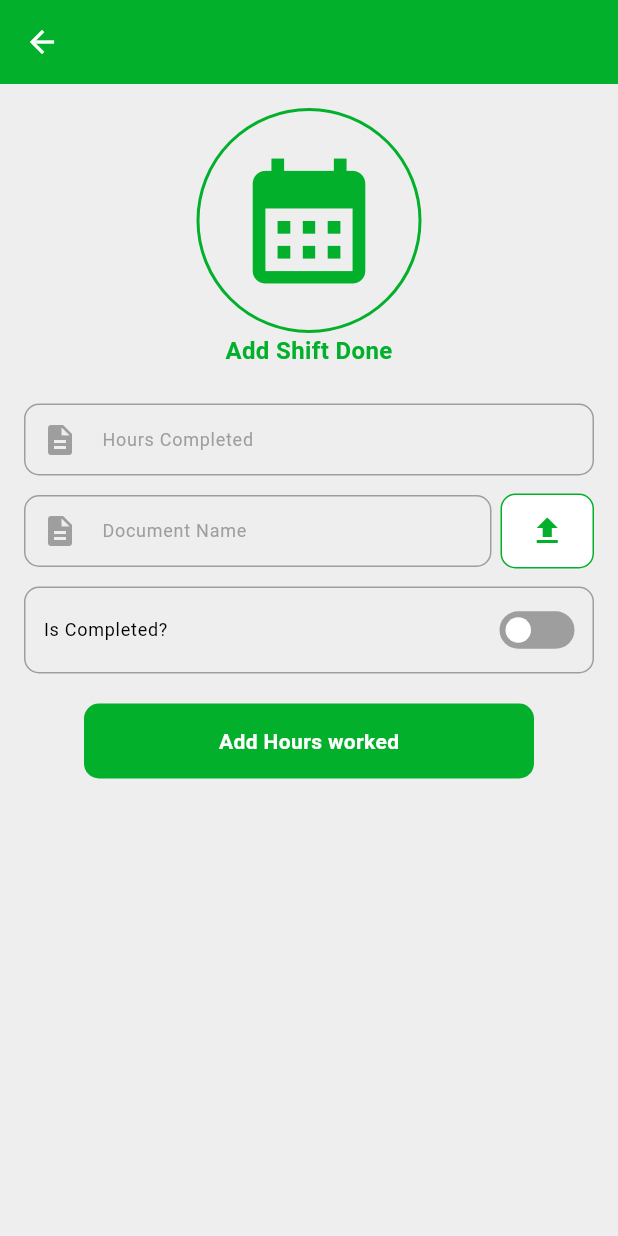
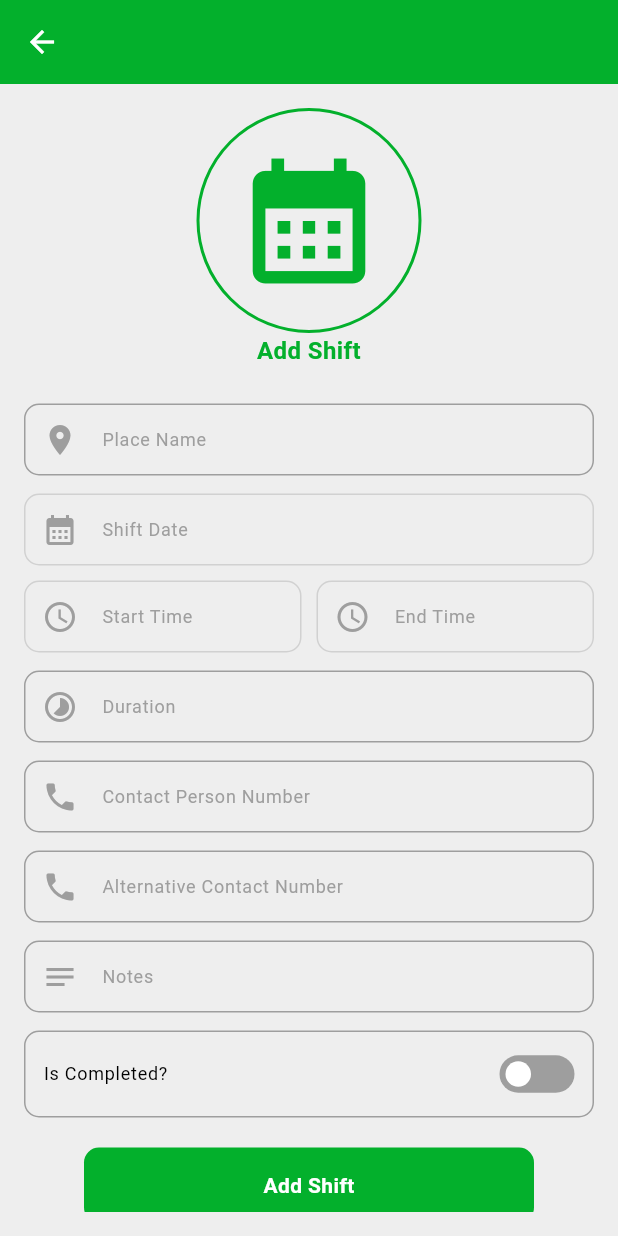
Before and after one commit to krumpking/alpha, a Flutter app: the AddUserShift screen opened directly with empty values, on a phone screen of 412 x 824 dp. Run offline on Flutter 3.47's test engine with Material 3 defaults, Android fonts, the phone set to English and light mode, and no system bars; our stand-ins replace animated_splash_screen, cached_network_image, cloud_firestore, csc_picker, file_picker, firebase_auth and 11 more; missing offline and left inert: animated_introduction, extended_phone_number_input, image_stack; accounts and stored records are empty.

Commit message:
shifts done and dusted

```diff
--- a/lib/core/utils/routes.dart
+++ b/lib/core/utils/routes.dart
@@ -6,6 +6,7 @@ import 'package:alpha/features/auth/pages/forgot_password.dart';
 import 'package:alpha/features/home/pages/admin_home_screen.dart';
 import 'package:alpha/features/home/pages/user_home_screen.dart';
 import 'package:alpha/features/manage_profile/pages/manage_profile_screen.dart';
+import 'package:alpha/features/shift/pages/add_user_shift.dart';
 import 'package:alpha/features/statistics/pages/admin_stuff_stats.dart';
 import 'package:alpha/features/welcome/pages/onboard.dart';
 import 'package:alpha/features/welcome/pages/splash.dart';
@@ -34,7 +35,8 @@ class RoutesHelper {
   static String adminAddUserScreen = '/addUser';
   static String viewUserScreen = '/viewUsers';
   static String userProfileScreen = '/profile';
-  static String addUserShiftScreen = '/addShift';
+  static String addShiftsDoneScreen = '/addShiftsDone';
+  static String addShiftsScreen = '/addShift';
   static String addUserFeedbackScreen = '/addFeedback';
 
   static List<GetPage> routes = [
@@ -66,10 +68,16 @@ class RoutesHelper {
         }),
     GetPage(name: adminAddUserScreen, page: () => const AdminAddUser()),
     GetPage(
-        name: addUserShiftScreen,
+        name: addShiftsDoneScreen,
         page: () {
           final UserProfile selectedUser = Get.arguments as UserProfile;
 
+          return AddShiftsDone(selectedUser: selectedUser);
+        }),
+    GetPage(
+        name: addShiftsScreen,
+        page: () {
+          final UserProfile selectedUser = Get.arguments as UserProfile;
           return AddUserShift(selectedUser: selectedUser);
         }),
     GetPage(name: viewUserScreen, page: () => const AdminViewUsers()),
--- a/lib/features/shift/helpers/shift_helpers.dart
+++ b/lib/features/shift/helpers/shift_helpers.dart
@@ -1,4 +1,5 @@
 import 'package:alpha/features/shift/services/add_shif_services.dart';
+import 'package:alpha/models/shift.dart';
 import 'package:firebase_auth/firebase_auth.dart';
 import 'package:get/get.dart';
 import '../../../custom_widgets/circular_loader/circular_loader.dart';
@@ -68,4 +69,70 @@ class ShiftHelpers {
       }
     });
   }
+
+
+  static void addUserShift({
+    required Shift shift
+  }) async {
+    // Validate Place Name
+    if (shift.placeName.isEmpty) {
+      CustomSnackBar.showErrorSnackbar(message: 'Place name is required.');
+      return;
+    }
+
+    // Validate Start Time
+    if (shift.startTime.isEmpty) {
+      CustomSnackBar.showErrorSnackbar(message: 'Start time is required.');
+      return;
+    }
+
+    // Validate End Time
+    if (shift.endTime.isEmpty) {
+      CustomSnackBar.showErrorSnackbar(message: 'End time is required.');
+      return;
+    }
+
+    // Validate Date
+    if (shift.date.isEmpty) {
+      CustomSnackBar.showErrorSnackbar(message: 'Shift date is required.');
+      return;
+    }
+
+    // Validate Contact Person
+    if (shift.contactPersonNumber.isEmpty || !GetUtils.isPhoneNumber(shift.contactPersonNumber)) {
+      CustomSnackBar.showErrorSnackbar(
+          message: 'Valid contact person number is required.');
+      return;
+    }
+
+    // Validate Alternative Contact (Optional but still checked if provided)
+    if (shift.contactPersonAltNumber.isNotEmpty && !GetUtils.isPhoneNumber(shift.contactPersonAltNumber)) {
+      CustomSnackBar.showErrorSnackbar(
+          message: 'Valid alternative contact number is required.');
+      return;
+    }
+
+    // Show loader while submitting shift
+    Get.dialog(
+      const CustomLoader(
+        message: 'Submitting shift',
+      ),
+      barrierDismissible: false,
+    );
+
+    // Submit the shift
+    await ShiftServices.submitUserShift(
+      shift: shift
+    ).then((response) {
+      if (!response.success) {
+        if (Get.isDialogOpen!) Get.back();
+        CustomSnackBar.showErrorSnackbar(
+            message: response.message ?? 'Failed to submit shift');
+      } else {
+        if (Get.isDialogOpen!) Get.back();
+        CustomSnackBar.showSuccessSnackbar(
+            message: 'Shift added successfully');
+      }
+    });
+  }
 }
--- /dev/null
+++ b/lib/features/shift/pages/add_user_shift.dart
@@ -0,0 +1,271 @@
+import 'package:alpha/features/workers/helper/storage_helper.dart';
+import 'package:alpha/models/shift.dart';
+import 'package:alpha/models/user_profile.dart';
+import 'package:firebase_auth/firebase_auth.dart';
+import 'package:flutter/material.dart';
+import 'package:intl/intl.dart';
+import '../../../core/constants/color_constants.dart';
+import '../../../custom_widgets/custom_button/general_button.dart';
+import '../../../custom_widgets/custom_switch/custom_switch.dart';
+import '../../../custom_widgets/text_fields/custom_text_field.dart';
+import '../../workers/helper/add_user_helper.dart';
+import '../helpers/shift_helpers.dart';
+
+class AddUserShift extends StatefulWidget {
+  final UserProfile selectedUser;
+  const AddUserShift({super.key, required this.selectedUser});
+
+  @override
+  State<AddUserShift> createState() => _AddUserShiftState();
+}
+
+class _AddUserShiftState extends State<AddUserShift> {
+  final TextEditingController _placeNameController = TextEditingController();
+  final TextEditingController _startTimeController = TextEditingController();
+  final TextEditingController _shiftDateController = TextEditingController();
+  final TextEditingController _endTimeController = TextEditingController();
+  final TextEditingController _durationController = TextEditingController();
+  final TextEditingController _contactPersonController = TextEditingController();
+  final TextEditingController _contactPersonAltController = TextEditingController();
+  final TextEditingController _notesController = TextEditingController();
+  bool _isCompleted = false;
+  User? currentUser;
+
+  @override
+  void initState() {
+    super.initState();
+    currentUser = FirebaseAuth.instance.currentUser;
+  }
+
+  @override
+  Widget build(BuildContext context) {
+    return Scaffold(
+      appBar: AppBar(
+        backgroundColor: Pallete.primaryColor,
+        centerTitle: true,
+        iconTheme: const IconThemeData(color: Colors.white),
+        title: Text(
+          widget.selectedUser.name!,
+          style:
+          const TextStyle(fontWeight: FontWeight.bold, color: Colors.white),
+        ),
+      ),
+      body: Padding(
+        padding: const EdgeInsets.all(16.0),
+        child: ListView(
+          children: [
+            Container(
+              width: 150,
+              height: 150,
+              clipBehavior: Clip.hardEdge,
+              decoration: BoxDecoration(
+                shape: BoxShape.circle,
+                border: Border.all(
+                  color: Pallete.primaryColor,
+                  width: 2,
+                ),
+              ),
+              child: Icon(
+                Icons.calendar_month,
+                size: 100,
+                color: Pallete.primaryColor,
+              ),
+            ),
+
+            Text(
+              'Add Shift',
+              textAlign: TextAlign.center,
+              style: TextStyle(
+                  color: Pallete.primaryColor,
+                  fontWeight: FontWeight.bold,
+                  fontSize: 16),
+            ),
+            const SizedBox(
+              height: 24,
+            ),
+            CustomTextField(
+              controller: _placeNameController,
+              labelText: 'Place Name',
+              prefixIcon: const Icon(Icons.place, color: Colors.grey),
+            ),
+            const SizedBox(height: 12),
+            GestureDetector(
+              onTap: () async {
+                await AddUserHelper.pickDate(
+                    context: context, initialDate: DateTime.now())
+                    .then((date) {
+                  setState(() {
+                    if (date != null) {
+                      String formattedDate =
+                      DateFormat('yyyy/MM/dd').format(date);
+                      _shiftDateController.text = formattedDate;
+                    }
+                  });
+                });
+              },
+              child: CustomTextField(
+                enabled: false,
+                controller: _shiftDateController,
+                prefixIcon: const Icon(
+                  Icons.calendar_month,
+                  color: Colors.grey,
+                ),
+                labelText: 'Shift Date',
+              ),
+            ),
+            const SizedBox(height: 10),
+            Row(
+              children: [
+                Expanded(
+                  child: GestureDetector(
+                    onTap: () async {
+                      await AddUserHelper.pickTime(context: context)
+                          .then((timeOfDay) {
+                        setState(() {
+                          if (timeOfDay != null) {
+                            final now = DateTime.now();
+                            final dateTime = DateTime(now.year, now.month,
+                                now.day, timeOfDay.hour, timeOfDay.minute);
+
+                            String formattedTime =
+                            DateFormat('HH:mm').format(dateTime);
+                            _startTimeController.text = formattedTime;
+                          }
+                        });
+                      });
+                    },
+                    child: CustomTextField(
+                      enabled: false,
+                      controller: _startTimeController,
+                      prefixIcon: const Icon(
+                        Icons.watch_later_outlined,
+                        color: Colors.grey,
+                      ),
+                      labelText: 'Start Time',
+                    ),
+                  ),
+                ),
+                const SizedBox(width: 10),
+                Expanded(
+                  child: GestureDetector(
+                    onTap: () async {
+                      await AddUserHelper.pickTime(context: context)
+                          .then((timeOfDay) {
+                        setState(() {
+                          if (timeOfDay != null) {
+                            final now = DateTime.now();
+                            final dateTime = DateTime(now.year, now.month,
+                                now.day, timeOfDay.hour, timeOfDay.minute);
+
+                            String formattedTime =
+                            DateFormat('HH:mm').format(dateTime);
+                            _endTimeController.text = formattedTime;
+                          }
+                        });
+                      });
+                    },
+                    child: CustomTextField(
+                      enabled: false,
+                      controller: _endTimeController,
+                      prefixIcon: const Icon(
+                        Icons.watch_later_outlined,
+                        color: Colors.grey,
+                      ),
+                      labelText: 'End Time',
+                    ),
+                  ),
+                ),
+              ],
+            ),
+            const SizedBox(height: 12),
+            CustomTextField(
+              controller: _durationController,
+              labelText: 'Duration',
+              prefixIcon: const Icon(Icons.timelapse, color: Colors.grey),
+            ),
+            const SizedBox(height: 12),
+            CustomTextField(
+              controller: _contactPersonController,
+              labelText: 'Contact Person Number',
+              prefixIcon: const Icon(Icons.phone, color: Colors.grey),
+            ),
+            const SizedBox(height: 12),
+            CustomTextField(
+              controller: _contactPersonAltController,
+              labelText: 'Alternative Contact Number',
+              prefixIcon: const Icon(Icons.phone, color: Colors.grey),
+            ),
+            const SizedBox(height: 12),
+            CustomTextField(
+              controller: _notesController,
+              labelText: 'Notes',
+              prefixIcon: const Icon(Icons.notes, color: Colors.grey),
+            ),
+            const SizedBox(height: 12),
+            Container(
+              padding: const EdgeInsets.symmetric(horizontal: 12),
+              decoration: BoxDecoration(
+                  border: Border.all(color: Pallete.greyAccent),
+                  borderRadius: BorderRadius.circular(10)),
+              child: ListTile(
+                contentPadding: EdgeInsets.zero,
+                title: const Text(
+                  'Is Completed?',
+                  style: TextStyle(
+                    fontSize: 12,
+                  ),
+                ),
+                trailing: CustomSwitch(
+                  height: 25,
+                  activeColor: Pallete.primaryColor,
+                  value: _isCompleted,
+                  onChanged: (bool value) {
+                    setState(() {
+                      _isCompleted = value;
+                    });
+                  },
+                ),
+              ),
+            ),
+            const SizedBox(height: 20),
+            Center(
+              child: GeneralButton(
+                onTap: () {
+                  final shift = Shift(
+                    shiftId: "", // generate shift ID here or in backend
+                    placeName: _placeNameController.text,
+                    startTime: _startTimeController.text,
+                    endTime: _endTimeController.text,
+                    duration: _durationController.text,
+                    date: _shiftDateController.text,
+                    dateAdded: DateTime.now().toString(),
+                    addedBy: currentUser!.email!,
+                    contactPersonNumber: _contactPersonController.text,
+                    contactPersonAltNumber: _contactPersonAltController.text,
+                    staffEmail: widget.selectedUser.email!,
+                    done: _isCompleted,
+                    notes: _notesController.text,
+                  );
+
+                  ShiftHelpers.addUserShift(
+                    shift : shift
+                  );
+                },
+                borderRadius: 10,
+                btnColor: Pallete.primaryColor,
+                width: 300,
+                child: const Text(
+                  "Add Shift",
+                  style: TextStyle(
+                      color: Colors.white,
+                      fontSize: 14,
+                      fontWeight: FontWeight.bold),
+                ),
+              ),
+            ),
+          ],
+        ),
+      ),
+    );
+  }
+}
--- a/lib/features/shift/services/add_shif_services.dart
+++ b/lib/features/shift/services/add_shif_services.dart
@@ -2,9 +2,26 @@ import 'package:alpha/core/utils/api_response.dart';
 import 'package:alpha/features/shift/models/hours_worked.dart';
 import 'package:cloud_firestore/cloud_firestore.dart';
 import 'package:firebase_auth/firebase_auth.dart';
+import '../../../models/shift.dart';
 import '../../../models/user_profile.dart';
 
 class ShiftServices {
+
+  static Future<APIResponse<void>> submitUserShift({
+    required Shift shift
+  }) async {
+    final shiftData = shift.toJson();
+
+    try {
+      // Add the shift data to Firestore
+      await FirebaseFirestore.instance.collection('shifts').add(shiftData);
+      return APIResponse(success: true);
+    } catch (e) {
+      return APIResponse(
+          success: false, message: 'Failed to submit user shift: ${e.toString()}');
+    }
+  }
+
   static Future<APIResponse<void>> submitShift({
     required User currentUser,
     required UserProfile selectedUser,
```
Also changed, not shown: lib/custom_widgets/cards/staff_card.dart (+20 -5 lines), lib/features/shift/pages/add_hours_worked.dart (+4 -4 lines).
